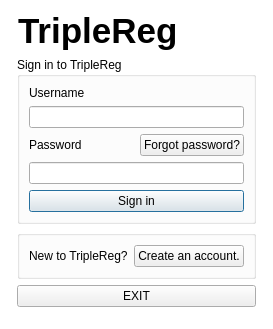
The window that Crystal/Crystal/dialogsinginuser.ui (ziemastz/SL) describes before a commit, drawn with Qt 5.
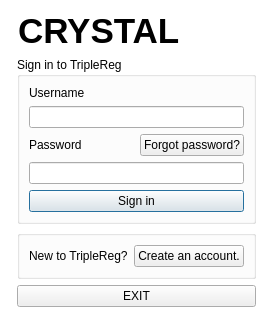
The same window after the commit. Icons and pictures are not drawn.

What changed in the file:
```diff
--- a/Crystal/Crystal/dialogsinginuser.ui
+++ b/Crystal/Crystal/dialogsinginuser.ui
@@ -92,7 +92,7 @@
         </font>
        </property>
        <property name="text">
-        <string>TripleReg</string>
+        <string>CRYSTAL</string>
        </property>
        <property name="alignment">
         <set>Qt::AlignBottom|Qt::AlignLeading|Qt::AlignLeft</set>
```
Left out of the diff: 2 changed lines with no effect on the pictures.
